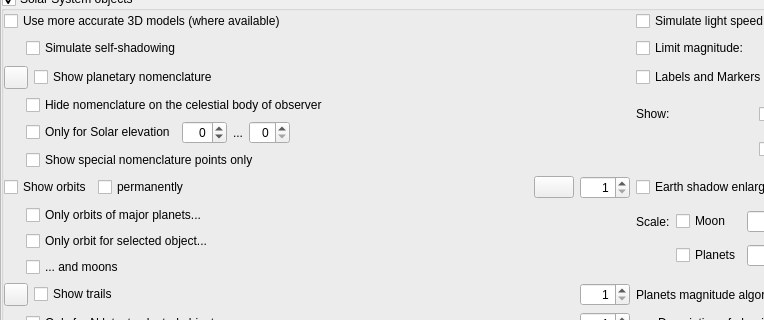
The window that src/gui/viewDialog.ui (Stellarium/stellarium) describes before a commit, drawn with Qt 5; both pictures show x 0 to 764 and y 109 to 429 of the 1004 by 678 pixel window.
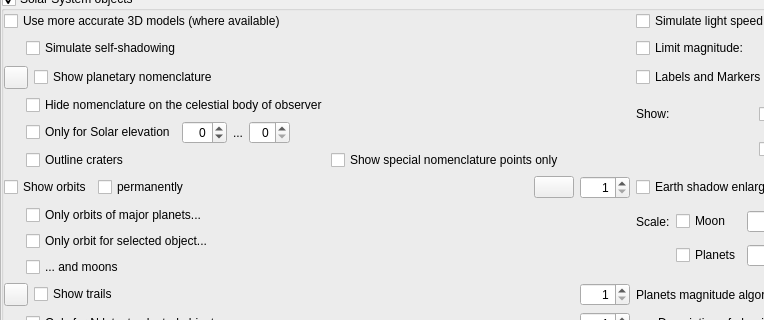
The same window after the commit. The open tabs and pages were chosen to show the change. Icons and pictures are not drawn. Custom widgets are drawn as their Qt base class.

Commit message: Draw crater type NomenclatureItems as ellipse

```diff
--- a/src/gui/viewDialog.ui
+++ b/src/gui/viewDialog.ui
@@ -2034,11 +2034,22 @@
                 </layout>
                </item>
                <item>
+                <layout class="QHBoxLayout" name="horizontalLayout_Nomenclature">
+                 <item>
+                  <widget class="QCheckBox" name="outlineCratersCheckBox">
+                   <property name="text">
+                    <string>Outline craters</string>
+                   </property>
+                  </widget>
+                 </item>
+                 <item>
                 <widget class="QCheckBox" name="showSpecialNomenclatureOnlyCheckBox">
                  <property name="text">
                   <string>Show special nomenclature points only</string>
                  </property>
                 </widget>
+                 </item>
+                </layout>
                </item>
               </layout>
              </item>
```
Lines whose indentation alone changed are shown as unchanged. The commit also changes 8 other files.
